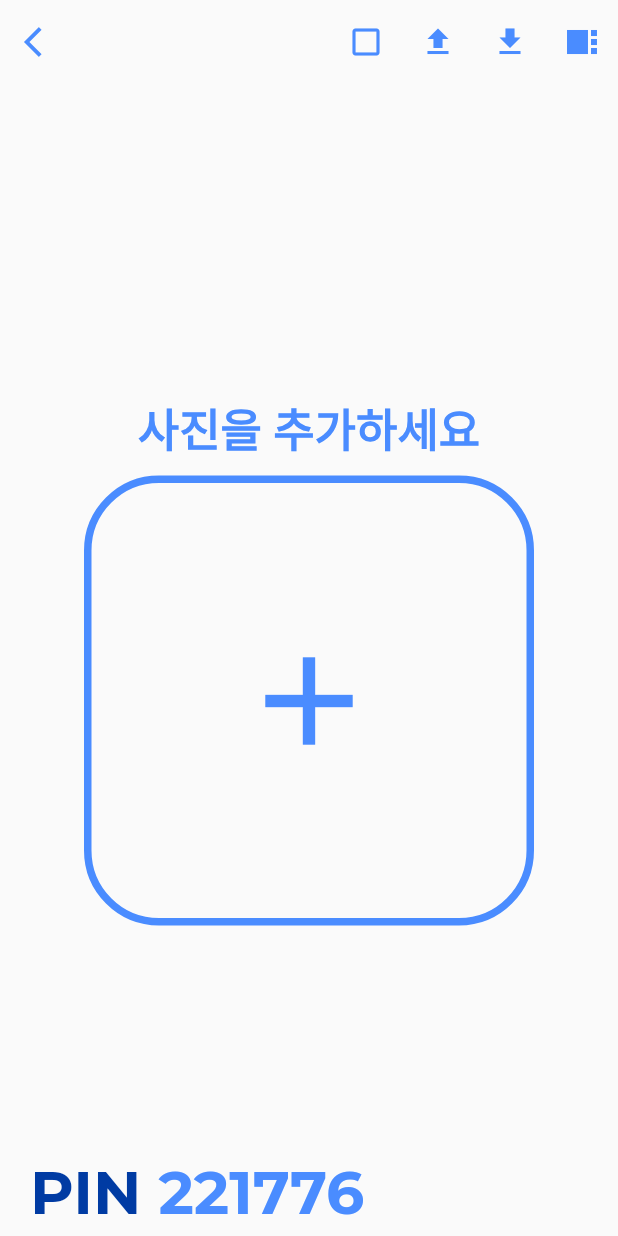
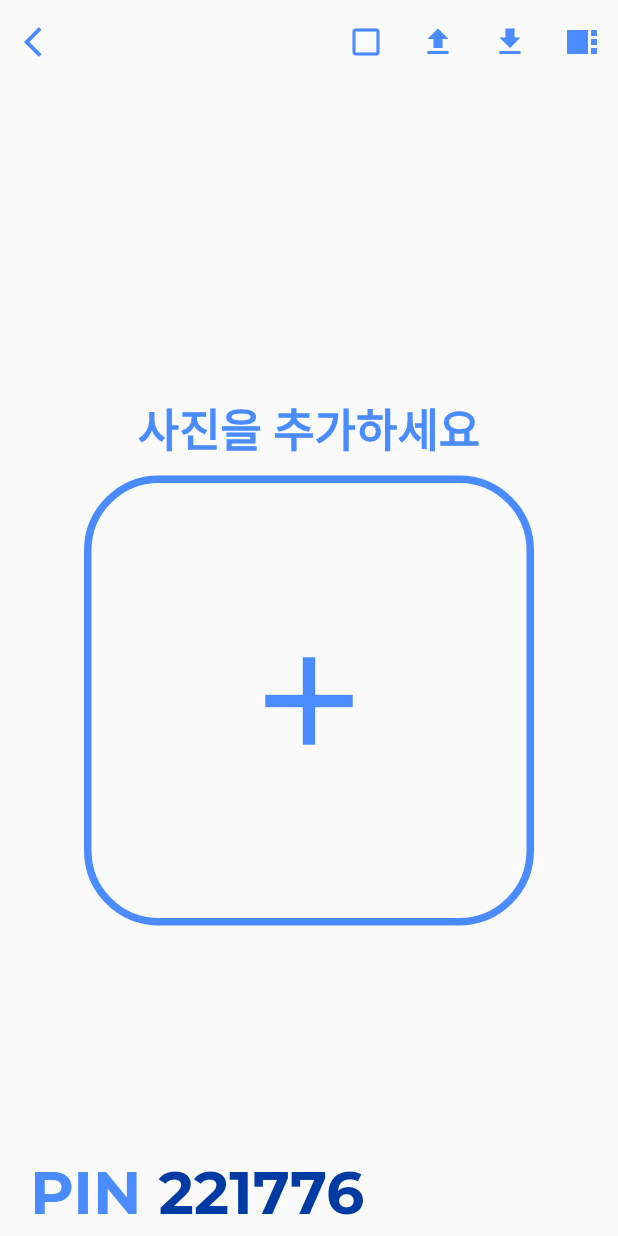
Before and after one commit to Hamgule/haring, a Flutter app: the screen it shows after launch, after a tap on "create", on a phone screen of 412 x 824 dp. Run offline on Flutter 3.47's test engine with Material 2 defaults, Android fonts, the phone set to English and light mode, and no system bars; our stand-ins replace firebase_core, firebase_database, firebase_storage, flutter_colorpicker, flutter_svg, get and 2 more; accounts and stored records are empty; Roboto replaces fonts that are missing (NanumGothicRegular); project files that could hold a hidden picture were left out.

Commit message:
changed popup input field fonts and colors

```diff
--- a/lib/config/palette.dart
+++ b/lib/config/palette.dart
@@ -1,8 +1,14 @@
 import 'package:flutter/painting.dart';
+import 'package:haring4/pages/_global/globals.dart';
 
 class Palette {
   static const Color deactiveColor = Color(0xffaaaaaa);
-  static const Color themeColor1 = Color(0xff4a8cff);
-  static const Color themeColor2 = Color(0xff003ba3);
-  static const Color white = Color(0xffffffff);
+  static const Color blueThemeColor1 = Color(0xff4a8cff);
+  static const Color blueThemeColor2 = Color(0xff003ba3);
+  static const Color redThemeColor1 = Color(0xffff8c4a);
+  static const Color redThemeColor2 = Color(0xffa33400);
+
+  Color themeColor1 = isRed < clicks ? blueThemeColor1 : redThemeColor1;
+  Color themeColor2 = isRed < clicks ? blueThemeColor2 : redThemeColor2;
+
 }
--- a/lib/pages/_global/globals.dart
+++ b/lib/pages/_global/globals.dart
@@ -1,5 +1,3 @@
-import 'dart:io';
-
 import 'package:flutter/material.dart';
 import 'package:get/get.dart';
 import 'package:haring4/config/palette.dart';
@@ -18,6 +16,8 @@ final scrollCont = ScrollController();
 final titleController = TextEditingController();
 final pin = Pin();
 
+const int clicks = 10;
+int isRed = 0;
 const imagePermission = false;
 const removeSec = 5;
 
@@ -47,7 +47,7 @@ void focusSheet(int num) {
 
 // logo
 
-class Logo extends StatelessWidget {
+class Logo extends StatefulWidget {
   const Logo(
     this.firstText,
     this.secondText, {
@@ -59,10 +59,12 @@ class Logo extends StatelessWidget {
   final String secondText;
   final bool shadowing;
 
-  static const Color firstColor = Palette.themeColor1;
-  static const Color secondColor = Palette.themeColor2;
+  @override
+  State<Logo> createState() => _LogoState();
+}
 
-  List<Shadow>? getShadow() => shadowing ? [
+class _LogoState extends State<Logo> {
+  List<Shadow>? getShadow() => widget.shadowing ? [
     const Shadow(
       offset: Offset(5.0, 5.0),
       blurRadius: 10.0,
@@ -86,8 +88,8 @@ class Logo extends StatelessWidget {
     return Row(
       mainAxisAlignment: MainAxisAlignment.center,
       children: [
-        logo(firstText, firstColor),
-        logo(secondText, secondColor),
+        logo(widget.firstText, Palette().themeColor1),
+        logo(widget.secondText, Palette().themeColor2),
       ],
     );
   }
@@ -99,9 +101,6 @@ class PinWidget extends StatelessWidget {
   const PinWidget(this.pin, {Key? key}) : super(key: key) ;
 
   final String pin;
-
-  static const Color firstColor = Palette.themeColor2;
-  static const Color secondColor = Palette.themeColor1;
 
   Widget pinWidget(String text, Color color) => Text(
     text,
@@ -126,8 +125,8 @@ class PinWidget extends StatelessWidget {
         child: Row(
           mainAxisAlignment: MainAxisAlignment.center,
           children: [
-            pinWidget('PIN ', firstColor),
-            pinWidget(pin, secondColor),
+            pinWidget('PIN ', Palette().themeColor1),
+            pinWidget(pin, Palette().themeColor2),
           ],
         ),
       ),
@@ -146,7 +145,7 @@ void popUp(String title, String content, VoidCallback onConfirm) {
         Container(
           height: 80.0,
           decoration: BoxDecoration(
-            color: Palette.themeColor1.withOpacity(.1),
+            color: Palette().themeColor1.withOpacity(.1),
           ),
           child: Center(
               child: Text(content, textAlign: TextAlign.center,),
@@ -158,7 +157,12 @@ void popUp(String title, String content, VoidCallback onConfirm) {
             Center(
               child: TextButton(
                 onPressed: onConfirm,
-                child: const Text('확인',),
+                child: Text(
+                  '확인',
+                  style: TextStyle(
+                    color: Palette().themeColor1,
+                  ),
+                ),
               ),
             ),
           ],
@@ -178,13 +182,28 @@ void titlePopUp(VoidCallback? onConfirm) {
         Container(
           height: 80.0,
           decoration: BoxDecoration(
-            color: Palette.themeColor1.withOpacity(.1),
+            color: Palette().themeColor1.withOpacity(.1),
           ),
           child: Container(
             margin: const EdgeInsets.symmetric(horizontal: 15.0),
             child: Center(
               child: TextFormField(
                 controller: titleController,
+                autofocus: true,
+                decoration: InputDecoration(
+                  focusedBorder: UnderlineInputBorder(
+                    borderSide: BorderSide(
+                      color: Palette().themeColor1,
+                      width: 2.0,
+                    ),
+                  ),
+                ),
+                style: TextStyle(
+                  fontSize: 20.0,
+                  fontFamily: 'MontserratRegular',
+                  fontFamilyFallback: const ['OneMobileTitle'],
+                  color: Palette().themeColor1,
+                ),
               ),
             ),
           ),
@@ -195,7 +214,12 @@ void titlePopUp(VoidCallback? onConfirm) {
             Center(
               child: TextButton(
                 onPressed: onConfirm,
-                child: const Text('확인',),
+                child: Text(
+                  '확인',
+                  style: TextStyle(
+                    color: Palette().themeColor1,
+                  ),
+                ),
               ),
             ),
           ],
--- a/lib/pages/main_page/main_page.dart
+++ b/lib/pages/main_page/main_page.dart
@@ -22,7 +22,10 @@ class _MainPageState extends State<MainPage> {
         child: Column(
           mainAxisSize: MainAxisSize.min,
           children: [
-            const Logo('ha', 'ring'),
+            GestureDetector(
+              onTap: () => setState(() => isRed = 1 + isRed % clicks),
+              child: Logo('ha', 'ring'),
+            ),
             const SizedBox(height: 30.0,),
             Row(
               mainAxisSize: MainAxisSize.min,
@@ -35,17 +38,17 @@ class _MainPageState extends State<MainPage> {
                       pin.generatePin();
                       Get.to(() => const LeaderPage());
                     },
-                    child: const Text(
+                    child: Text(
                       'create',
                       style: TextStyle(
-                        color: Palette.themeColor1,
+                        color: Palette().themeColor1,
                         fontFamily: 'MontserratRegular',
                         fontSize: 20.0,
                       ),
                     ),
                     style: OutlinedButton.styleFrom(
-                      side: const BorderSide(
-                        color: Palette.themeColor1,
+                      side: BorderSide(
+                        color: Palette().themeColor1,
                         style: BorderStyle.solid,
                         width: 2.0,
                       ),
@@ -63,17 +66,17 @@ class _MainPageState extends State<MainPage> {
                     onPressed: () {
                       Get.to(() => const JoinPage());
                     },
-                    child: const Text(
+                    child: Text(
                       'join',
                       style: TextStyle(
-                        color: Palette.themeColor2,
+                        color: Palette().themeColor2,
                         fontFamily: 'MontserratRegular',
                         fontSize: 20.0,
                       ),
                     ),
                     style: OutlinedButton.styleFrom(
-                      side: const BorderSide(
-                        color: Palette.themeColor2,
+                      side: BorderSide(
+                        color: Palette().themeColor2,
                         style: BorderStyle.solid,
                         width: 2.0,
                       ),
--- a/lib/pages/sheet_modification_page/sheet_modification_page.dart
+++ b/lib/pages/sheet_modification_page/sheet_modification_page.dart
@@ -4,13 +4,11 @@ import 'package:flutter/material.dart';
 import 'package:flutter/services.dart';
 import 'package:get/get.dart';
 import 'package:haring4/config/palette.dart';
-import 'package:haring4/models/sheet.dart';
 import 'package:haring4/pages/_global/globals.dart';
 import 'package:haring4/pages/sheet_modification_page/widgets/sidebar.dart';
 import 'package:haring4/pages/sheet_modification_page/widgets/sheet_scroll_view.dart';
 import 'package:haring4/pages/sheet_modification_page/widgets/slidebar.dart';
 import 'package:image_picker/image_picker.dart';
-import 'dart:io';
 
 
 void uploadImage(String title) {
@@ -86,12 +84,12 @@ class SheetModificationPageState extends State<SheetModificationPage> {
               child: Column(
                 mainAxisAlignment: MainAxisAlignment.center,
                 children: [
-                  const Text(
+                  Text(
                     '사진을 추가하세요',
                     style: TextStyle(
                       fontSize: 30.0,
                       fontFamily: 'NanumGothicRegular',
-                      color: Palette.themeColor1,
+                      color: Palette().themeColor1,
                       fontWeight: FontWeight.bold,
                     ),
                   ),
@@ -113,15 +111,15 @@ class SheetModificationPageState extends State<SheetModificationPage> {
                           setState(() {});
                         });
                       },
-                      child: const Icon(
+                      child: Icon(
                         Icons.add,
                         size: 100.0,
-                        color: Palette.themeColor1,
+                        color: Palette().themeColor1,
                       ),
                       style: OutlinedButton.styleFrom(
-                        side: const BorderSide(
+                        side: BorderSide(
                           width: 5.0,
-                          color: Palette.themeColor1,
+                          color: Palette().themeColor1,
                           style: BorderStyle.solid,
                         ),
                         shape: RoundedRectangleBorder(
@@ -173,8 +171,8 @@ class _ModificationPageAppBarState extends State<ModificationPageAppBar> {
     return AppBar(
       backgroundColor: Colors.white.withOpacity(0.0),
       elevation: 0.0,
-      iconTheme: const IconThemeData(
-        color: Palette.themeColor1,
+      iconTheme: IconThemeData(
+        color: Palette().themeColor1,
       ),
       leading: IconButton(
         icon: const Icon(
--- a/lib/pages/sheet_modification_page/widgets/slidebar.dart
+++ b/lib/pages/sheet_modification_page/widgets/slidebar.dart
@@ -110,7 +110,7 @@ class _SlideBarState extends State<SlideBar>
           }),
           icon: Icon(
             Icons.timer,
-            color: tempMode ? Palette.themeColor1 : Colors.white,
+            color: tempMode ? Palette().themeColor1 : Colors.white,
             size: iconSize,
           ),
         ),
@@ -189,7 +189,7 @@ class _SlideBarState extends State<SlideBar>
                   width: 66.0,
                   height: 66.0,
                   decoration: BoxDecoration(
-                    color: eraseMode ? Colors.white : Palette.themeColor1,
+                    color: eraseMode ? Colors.white : Palette().themeColor1,
                     borderRadius: BorderRadius.circular(50.0),
                   ),
                 ),
@@ -213,7 +213,7 @@ class _SlideBarState extends State<SlideBar>
           max: 60.0,
           value: painterCont.size,
           inactiveColor: Colors.white,
-          activeColor: Palette.themeColor1,
+          activeColor: Palette().themeColor1,
           onChanged: (value) {
             parent!.setState(() {
               painterCont.setSize(value);
@@ -265,7 +265,7 @@ class _SlideBarState extends State<SlideBar>
           child: SvgPicture.asset(
             'assets/icons/eraser.svg',
             color: eraseMode ?
-            Palette.themeColor1 :
+            Palette().themeColor1 :
             Colors.white,
           ),
         ),
@@ -304,7 +304,7 @@ class _SlideBarState extends State<SlideBar>
               IconButton(
                 icon: Icon(
                   check ? Icons.close : Icons.brush,
-                  color: Palette.white,
+                  color: Colors.white,
                   size: iconSize,
                 ),
                 onPressed: () {
```
Also changed, not shown: lib/pages/join_page/join_page.dart (+8 -8 lines), lib/pages/sheet_modification_page/widgets/sheet_scroll_view.dart (+8 -5 lines), lib/pages/sheet_modification_page/widgets/sidebar.dart (+7 -5 lines).
